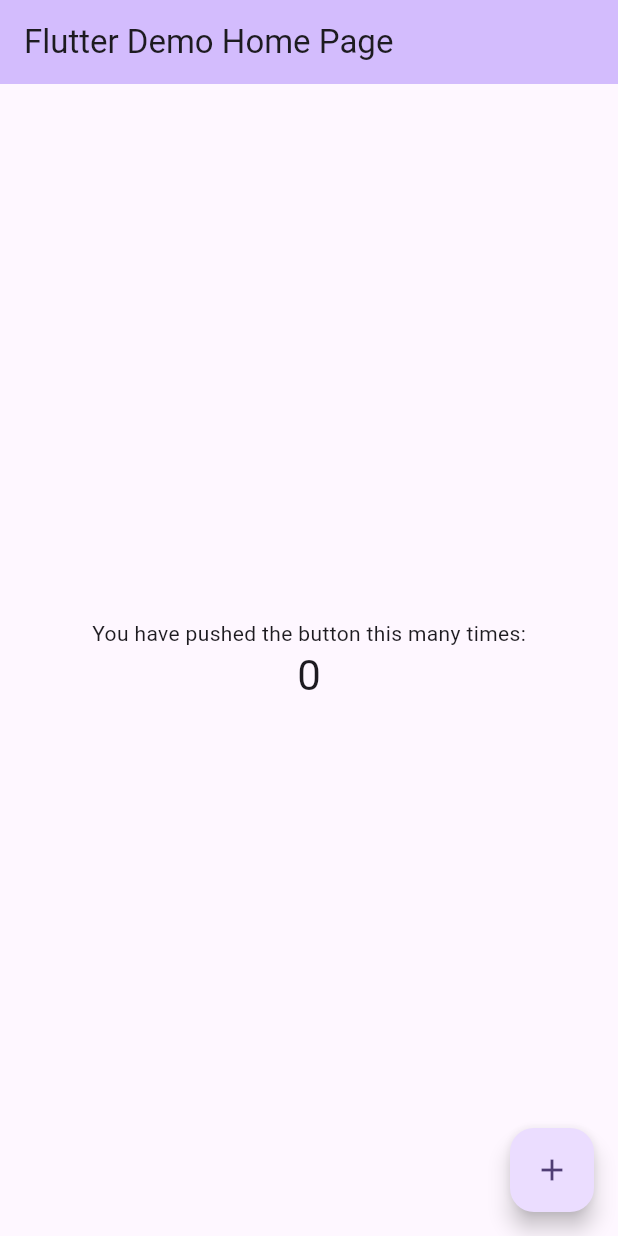
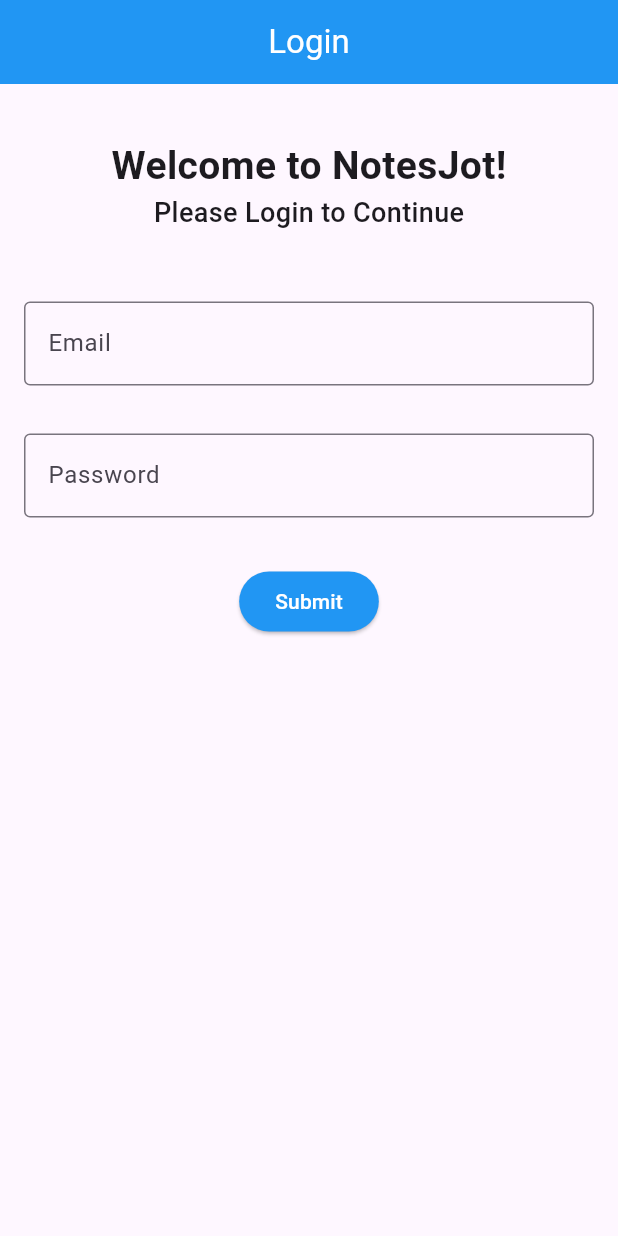
Before and after one commit to abdulbasit1993/NotesJot-App, a Flutter app: the screen it shows after launch, on a phone screen of 412 x 824 dp. Run offline on Flutter 3.47's test engine with Material 3 defaults, Android fonts, the phone set to English and light mode, and no system bars.

Commit message:
Login Screen UI Completed

```diff
--- a/lib/main.dart
+++ b/lib/main.dart
@@ -1,4 +1,5 @@
 import 'package:flutter/material.dart';
+import 'package:notesjot_app/src/screens/login_screen.dart';
 
 void main() {
   runApp(const MyApp());
@@ -7,119 +8,11 @@ void main() {
 class MyApp extends StatelessWidget {
   const MyApp({super.key});
 
-  // This widget is the root of your application.
   @override
   Widget build(BuildContext context) {
-    return MaterialApp(
-      title: 'Flutter Demo',
-      theme: ThemeData(
-        // This is the theme of your application.
-        //
-        // TRY THIS: Try running your application with "flutter run". You'll see
-        // the application has a purple toolbar. Then, without quitting the app,
-        // try changing the seedColor in the colorScheme below to Colors.green
-        // and then invoke "hot reload" (save your changes or press the "hot
-        // reload" button in a Flutter-supported IDE, or press "r" if you used
-        // the command line to start the app).
-        //
-        // Notice that the counter didn't reset back to zero; the application
-        // state is not lost during the reload. To reset the state, use hot
-        // restart instead.
-        //
-        // This works for code too, not just values: Most code changes can be
-        // tested with just a hot reload.
-        colorScheme: ColorScheme.fromSeed(seedColor: Colors.deepPurple),
-        useMaterial3: true,
-      ),
-      home: const MyHomePage(title: 'Flutter Demo Home Page'),
-    );
+    return const MaterialApp(
+        debugShowCheckedModeBanner: false,
+        title: 'NotesJot',
+        home: LoginScreen());
   }
 }
-
-class MyHomePage extends StatefulWidget {
-  const MyHomePage({super.key, required this.title});
-
-  // This widget is the home page of your application. It is stateful, meaning
-  // that it has a State object (defined below) that contains fields that affect
-  // how it looks.
-
-  // This class is the configuration for the state. It holds the values (in this
-  // case the title) provided by the parent (in this case the App widget) and
-  // used by the build method of the State. Fields in a Widget subclass are
-  // always marked "final".
-
-  final String title;
-
-  @override
-  State<MyHomePage> createState() => _MyHomePageState();
-}
-
-class _MyHomePageState extends State<MyHomePage> {
-  int _counter = 0;
-
-  void _incrementCounter() {
-    setState(() {
-      // This call to setState tells the Flutter framework that something has
-      // changed in this State, which causes it to rerun the build method below
-      // so that the display can reflect the updated values. If we changed
-      // _counter without calling setState(), then the build method would not be
-      // called again, and so nothing would appear to happen.
-      _counter++;
-    });
-  }
-
-  @override
-  Widget build(BuildContext context) {
-    // This method is rerun every time setState is called, for instance as done
-    // by the _incrementCounter method above.
-    //
-    // The Flutter framework has been optimized to make rerunning build methods
-    // fast, so that you can just rebuild anything that needs updating rather
-    // than having to individually change instances of widgets.
-    return Scaffold(
-      appBar: AppBar(
-        // TRY THIS: Try changing the color here to a specific color (to
-        // Colors.amber, perhaps?) and trigger a hot reload to see the AppBar
-        // change color while the other colors stay the same.
-        backgroundColor: Theme.of(context).colorScheme.inversePrimary,
-        // Here we take the value from the MyHomePage object that was created by
-        // the App.build method, and use it to set our appbar title.
-        title: Text(widget.title),
-      ),
-      body: Center(
-        // Center is a layout widget. It takes a single child and positions it
-        // in the middle of the parent.
-        child: Column(
-          // Column is also a layout widget. It takes a list of children and
-          // arranges them vertically. By default, it sizes itself to fit its
-          // children horizontally, and tries to be as tall as its parent.
-          //
-          // Column has various properties to control how it sizes itself and
-          // how it positions its children. Here we use mainAxisAlignment to
-          // center the children vertically; the main axis here is the vertical
-          // axis because Columns are vertical (the cross axis would be
-          // horizontal).
-          //
-          // TRY THIS: Invoke "debug painting" (choose the "Toggle Debug Paint"
-          // action in the IDE, or press "p" in the console), to see the
-          // wireframe for each widget.
-          mainAxisAlignment: MainAxisAlignment.center,
-          children: <Widget>[
-            const Text(
-              'You have pushed the button this many times:',
-            ),
-            Text(
-              '$_counter',
-              style: Theme.of(context).textTheme.headlineMedium,
-            ),
-          ],
-        ),
-      ),
-      floatingActionButton: FloatingActionButton(
-        onPressed: _incrementCounter,
-        tooltip: 'Increment',
-        child: const Icon(Icons.add),
-      ), // This trailing comma makes auto-formatting nicer for build methods.
-    );
-  }
-}
--- /dev/null
+++ b/lib/src/screens/login_screen.dart
@@ -0,0 +1,110 @@
+import 'package:flutter/material.dart';
+
+class LoginScreen extends StatefulWidget {
+  const LoginScreen({super.key});
+
+  @override
+  State<LoginScreen> createState() => _LoginScreenState();
+}
+
+class _LoginScreenState extends State<LoginScreen> {
+  final _formKey = GlobalKey<FormState>();
+  TextEditingController emailController = TextEditingController();
+  TextEditingController passwordController = TextEditingController();
+
+  @override
+  Widget build(BuildContext context) {
+    return Scaffold(
+      appBar: AppBar(
+          backgroundColor: Colors.blue,
+          title: const Center(
+              child: Text(
+            'Login',
+            style: TextStyle(color: Colors.white),
+          ))),
+      body: Form(
+        key: _formKey,
+        child: Padding(
+          padding: EdgeInsets.symmetric(horizontal: 8, vertical: 16),
+          child: Column(
+            crossAxisAlignment: CrossAxisAlignment.center,
+            children: [
+              const SizedBox(
+                height: 20,
+              ),
+              Padding(
+                padding: EdgeInsets.symmetric(horizontal: 8),
+                child: Center(
+                  child: Text('Welcome to NotesJot!',
+                      style:
+                          TextStyle(fontSize: 26, fontWeight: FontWeight.bold)),
+                ),
+              ),
+              Padding(
+                padding: EdgeInsets.symmetric(horizontal: 8),
+                child: Center(
+                  child: Text('Please Login to Continue',
+                      style:
+                          TextStyle(fontSize: 18, fontWeight: FontWeight.w500)),
+                ),
+              ),
+              const SizedBox(
+                height: 30,
+              ),
+              Padding(
+                padding: EdgeInsets.symmetric(horizontal: 8, vertical: 16),
+                child: TextFormField(
+                  controller: emailController,
+                  decoration: InputDecoration(
+                      border: OutlineInputBorder(), labelText: "Email"),
+                  validator: (value) {
+                    if (value == null || value.isEmpty) {
+                      return "Please enter your email";
+                    }
+                    return null;
+                  },
+                ),
+              ),
+              Padding(
+                padding: EdgeInsets.symmetric(horizontal: 8, vertical: 16),
+                child: TextFormField(
+                  controller: passwordController,
+                  obscureText: true,
+                  decoration: InputDecoration(
+                      border: OutlineInputBorder(), labelText: "Password"),
+                  validator: (value) {
+                    if (value == null || value.isEmpty) {
+                      return "Please enter your password";
+                    }
+                    return null;
+                  },
+                ),
+              ),
+              Padding(
+                padding: EdgeInsets.symmetric(horizontal: 8, vertical: 16),
+                child: Center(
+                  child: ElevatedButton(
+                    onPressed: () {
+                      if (_formKey.currentState!.validate()) {
+                      } else {
+                        ScaffoldMessenger.of(context).showSnackBar(
+                            const SnackBar(
+                                content: Text("Please fill all inputs")));
+                      }
+                    },
+                    style: ButtonStyle(
+                        backgroundColor: WidgetStateProperty.all(Colors.blue)),
+                    child: const Text(
+                      'Submit',
+                      style: TextStyle(color: Colors.white),
+                    ),
+                  ),
+                ),
+              )
+            ],
+          ),
+        ),
+      ),
+    );
+  }
+}
```
